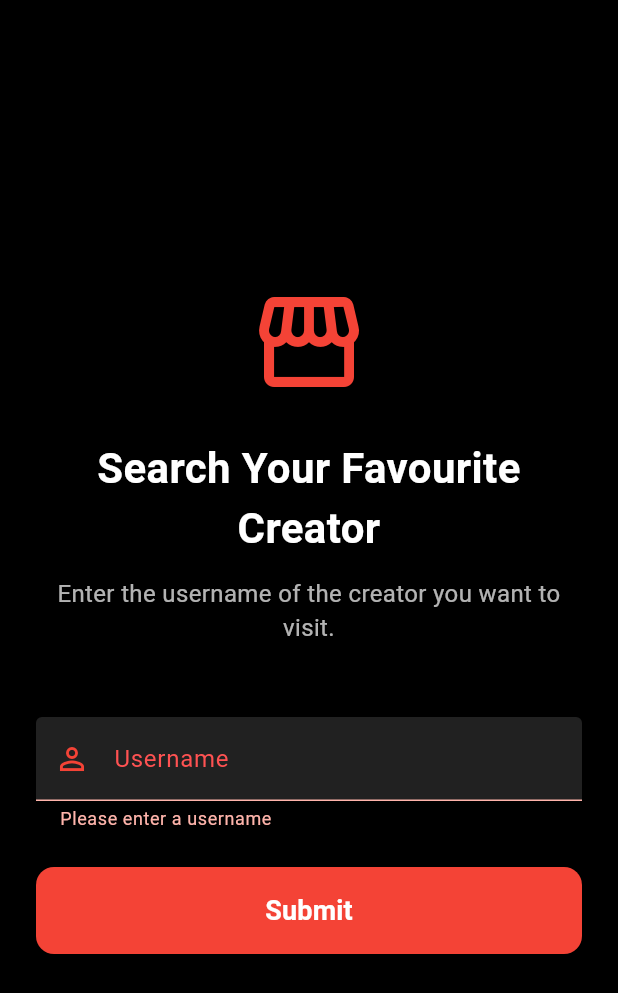
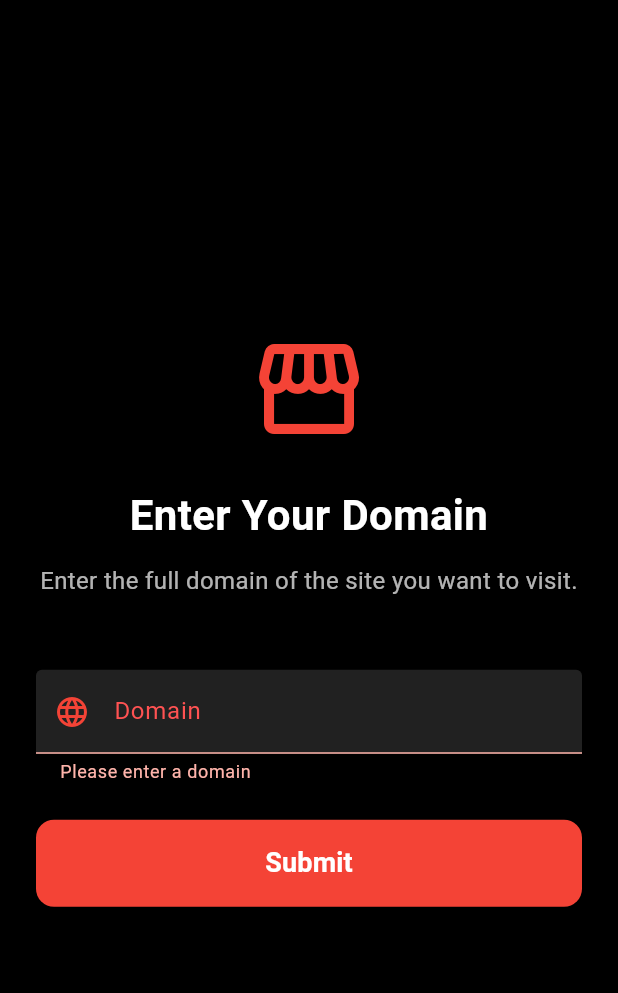
Before and after one commit to ammarali-dev/streamrolla-app, a Flutter app: the screen it shows after launch, after a tap on "Submit", on a phone screen of 412 x 824 dp. Shown: the top 993 px of the screen. Run offline on Flutter 3.47's test engine with Material 3 defaults, Android fonts, the phone set to English and light mode, and no system bars; our stand-ins replace webview_flutter.

Commit message:
Add domain input and custom domain parsing
Replace username input with a domain field and update UI labels, hint, icon and validation messages. Introduce _domainController and change disposal accordingly. Add logic to trim trailing slashes and build the target URL: if the input contains a dot treat it as a full custom domain (http://<input>), otherwise treat it as a StreamRolla subdomain (http://<input>.public.streamrolla.com). Navigate to the built URL when the form is valid.

```diff
--- a/lib/domain_entry_screen.dart
+++ b/lib/domain_entry_screen.dart
@@ -9,13 +9,26 @@ class DomainEntryScreen extends StatefulWidget {
 }
 
 class _DomainEntryScreenState extends State<DomainEntryScreen> {
-  final TextEditingController _usernameController = TextEditingController();
+  final TextEditingController _domainController = TextEditingController();
   final _formKey = GlobalKey<FormState>();
 
   void _navigateToStore() {
     if (_formKey.currentState!.validate()) {
-      final username = _usernameController.text.trim();
-      final url = 'http://$username.streamrolla.duckdns.org';
+      String input = _domainController.text.trim();
+
+      // Remove trailing slash if user typed one
+      if (input.endsWith('/')) {
+        input = input.substring(0, input.length - 1);
+      }
+
+      String url;
+      // If the input contains a dot (e.g., "example.com"), treat it as a full custom domain
+      if (input.contains('.')) {
+        url = 'http://$input';
+      } else {
+        // Otherwise, treat it as a streamrolla subdomain
+        url = 'http://$input.public.streamrolla.com';
+      }
 
       Navigator.pushReplacement(
         context,
@@ -28,7 +41,7 @@ class _DomainEntryScreenState extends State<DomainEntryScreen> {
 
   @override
   void dispose() {
-    _usernameController.dispose();
+    _domainController.dispose();
     super.dispose();
   }
 
@@ -52,7 +65,7 @@ class _DomainEntryScreenState extends State<DomainEntryScreen> {
                 ),
                 const SizedBox(height: 24),
                 const Text(
-                  'Search Your Favourite Creator',
+                  'Enter Your Domain',
                   textAlign: TextAlign.center,
                   style: TextStyle(
                     fontSize: 28,
@@ -62,7 +75,7 @@ class _DomainEntryScreenState extends State<DomainEntryScreen> {
                 ),
                 const SizedBox(height: 12),
                 const Text(
-                  'Enter the username of the creator you want to visit.',
+                  'Enter the full domain of the site you want to visit.',
                   textAlign: TextAlign.center,
                   style: TextStyle(
                     fontSize: 16,
@@ -71,13 +84,13 @@ class _DomainEntryScreenState extends State<DomainEntryScreen> {
                 ),
                 const SizedBox(height: 48),
                 TextFormField(
-                  controller: _usernameController,
+                  controller: _domainController,
                   style: const TextStyle(color: Colors.white),
                   cursorColor: Colors.red,
                   decoration: InputDecoration(
-                    labelText: 'Username',
+                    labelText: 'Domain',
                     labelStyle: const TextStyle(color: Colors.redAccent),
-                    hintText: 'e.g., alice',
+                    hintText: 'e.g., ammarswebsite',
                     hintStyle: const TextStyle(color: Colors.white38),
                     enabledBorder: OutlineInputBorder(
                       borderRadius: BorderRadius.circular(12),
@@ -87,16 +100,16 @@ class _DomainEntryScreenState extends State<DomainEntryScreen> {
                       borderRadius: BorderRadius.circular(12),
                       borderSide: const BorderSide(color: Colors.red),
                     ),
-                    prefixIcon: const Icon(Icons.person_outline, color: Colors.red),
+                    prefixIcon: const Icon(Icons.language, color: Colors.red),
                     filled: true,
                     fillColor: Colors.grey[900],
                   ),
                   validator: (value) {
                     if (value == null || value.trim().isEmpty) {
-                      return 'Please enter a username';
+                      return 'Please enter a domain';
                     }
                     if (value.contains(' ')) {
-                        return 'Username cannot contain spaces';
+                        return 'Domain cannot contain spaces';
                     }
                     return null;
                   },
```
